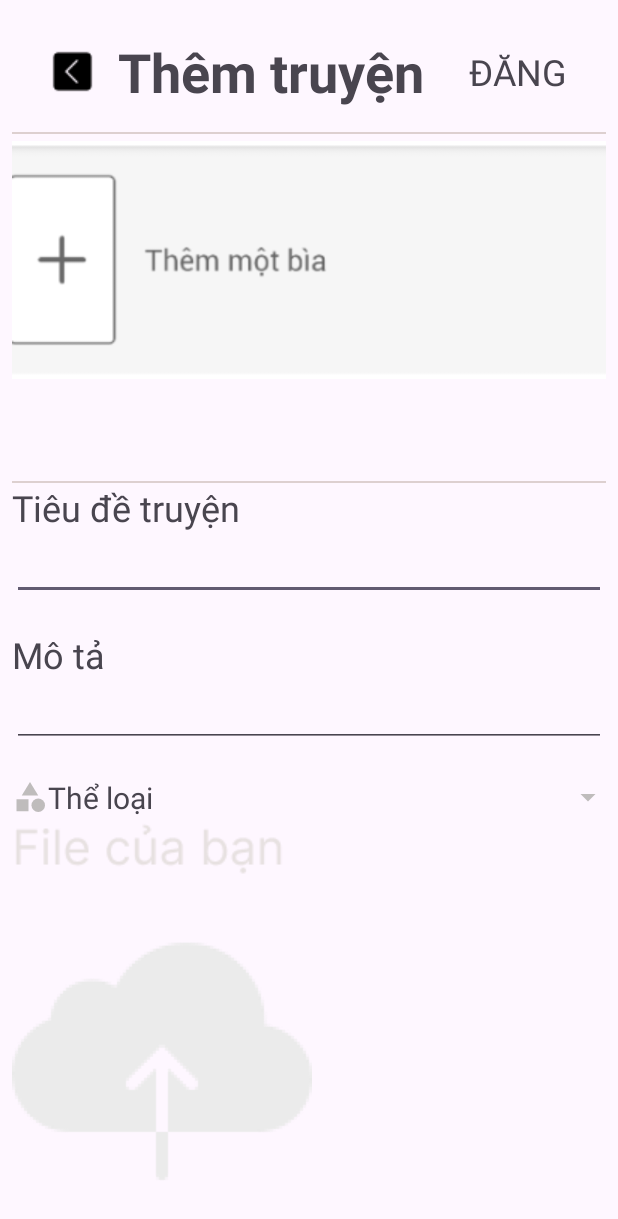
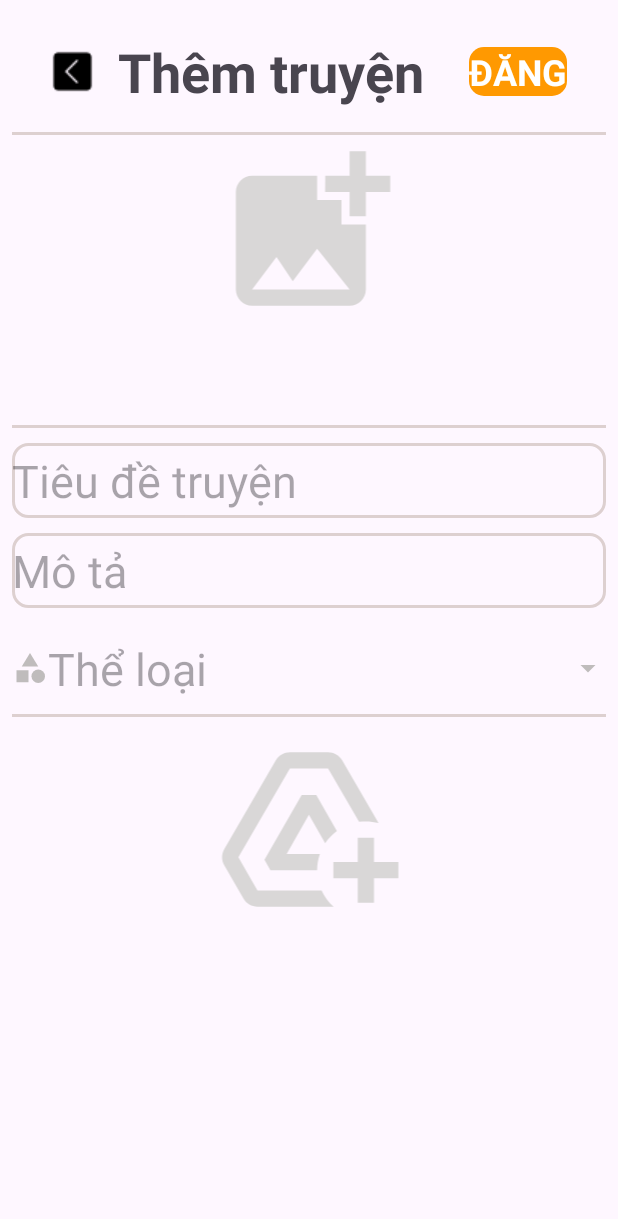
Before and after one commit to Hi-hoc-code/Read-Wrire-Nice-Story-App, an Android app: the AddActivityDemo screen opened directly, with no data from a screen before it, on a phone screen of 412 x 824 dp. Shown: the top 1219 px of the screen. Run offline under Robolectric (Android 15) with nearby library versions, the phone set to English and light mode, and no system bars; our stand-ins replace Firebase (no records; nobody signed in at launch, a user with empty details on screens opened directly).

Commit message:
Custom Layout

```diff
--- a/app/src/main/java/com/example/read_write_app_duan1/fragment/LibraryFragment.java
+++ b/app/src/main/java/com/example/read_write_app_duan1/fragment/LibraryFragment.java
@@ -1,5 +1,6 @@
 package com.example.read_write_app_duan1.fragment;
 
+import android.graphics.Color;
 import android.os.Bundle;
 import android.view.LayoutInflater;
 import android.view.View;
@@ -45,6 +46,10 @@ public class LibraryFragment extends Fragment {
     public void onActivityCreated(@Nullable Bundle savedInstanceState) {
         super.onActivityCreated(savedInstanceState);
 
+        // Set màu cho văn bản ở TabLayout
+        tabLayout.setTabTextColors(Color.parseColor("#FFFFFF"), Color.parseColor("#FF9901"));
+        // Set màu cho thanh chuyển khi được chọn
+        tabLayout.setSelectedTabIndicatorColor(Color.parseColor("#FF9901"));
         setUpViewPager(viewPager);
         tabLayout.setupWithViewPager(viewPager);
 
--- a/app/src/main/java/com/example/read_write_app_duan1/fragment/NotiveFragment.java
+++ b/app/src/main/java/com/example/read_write_app_duan1/fragment/NotiveFragment.java
@@ -1,5 +1,6 @@
 package com.example.read_write_app_duan1.fragment;
 
+import android.graphics.Color;
 import android.os.Bundle;
 import android.view.LayoutInflater;
 import android.view.View;
@@ -28,6 +29,7 @@ public class NotiveFragment extends Fragment {
         viewPager = view.findViewById(R.id.viewPager);
         tabLayout = view.findViewById(R.id.tabLayout);
 
+
         return view;
     }
 
@@ -35,7 +37,13 @@ public class NotiveFragment extends Fragment {
     public void onActivityCreated(@Nullable Bundle savedInstanceState) {
         super.onActivityCreated(savedInstanceState);
         setUpViewPager(viewPager);
+
+        // Set màu cho văn bản ở TabLayout
+        tabLayout.setTabTextColors(Color.parseColor("#FFFFFF"), Color.parseColor("#FF9901"));
+        // Set màu cho thanh chuyển khi được chọn
+        tabLayout.setSelectedTabIndicatorColor(Color.parseColor("#FF9901"));
         tabLayout.setupWithViewPager(viewPager);
+
 
         tabLayout.addOnTabSelectedListener(new TabLayout.OnTabSelectedListener() {
             @Override
--- /dev/null
+++ b/app/src/main/res/drawable/baseline_add_photo_alternate_24.xml
@@ -0,0 +1,5 @@
+<vector android:height="50dp" android:tint="#D9D7D7"
+    android:viewportHeight="24" android:viewportWidth="24"
+    android:width="50dp" xmlns:android="http://schemas.android.com/apk/res/android">
+    <path android:fillColor="@android:color/white" android:pathData="M19,7v2.99s-1.99,0.01 -2,0L17,7h-3s0.01,-1.99 0,-2h3L17,2h2v3h3v2h-3zM16,11L16,8h-3L13,5L5,5c-1.1,0 -2,0.9 -2,2v12c0,1.1 0.9,2 2,2h12c1.1,0 2,-0.9 2,-2v-8h-3zM5,19l3,-4 2,3 3,-4 4,5L5,19z"/>
+</vector>
--- /dev/null
+++ b/app/src/main/res/drawable/baseline_add_to_drive_24.xml
@@ -0,0 +1,5 @@
+<vector android:height="50dp" android:tint="#D9D7D7"
+    android:viewportHeight="24" android:viewportWidth="24"
+    android:width="50dp" xmlns:android="http://schemas.android.com/apk/res/android">
+    <path android:fillColor="@android:color/white" android:pathData="M20,21v-3h3v-2h-3v-3h-2v3h-3v2h3v3H20zM15.03,21.5H5.66c-0.72,0 -1.38,-0.38 -1.73,-1L1.57,16.4c-0.36,-0.62 -0.35,-1.38 0.01,-2L7.92,3.49C8.28,2.88 8.94,2.5 9.65,2.5h4.7c0.71,0 1.37,0.38 1.73,0.99l4.48,7.71C20.06,11.07 19.54,11 19,11c-0.28,0 -0.56,0.02 -0.84,0.06L14.35,4.5h-4.7L3.31,15.41l2.35,4.09h7.89C13.9,20.27 14.4,20.95 15.03,21.5zM13.34,15C13.12,15.63 13,16.3 13,17H7.25l-0.73,-1.27l4.58,-7.98h1.8l2.53,4.42c-0.56,0.42 -1.05,0.93 -1.44,1.51l-2,-3.49L9.25,15H13.34z"/>
+</vector>
--- /dev/null
+++ b/app/src/main/res/drawable/custom_button.xml
@@ -0,0 +1,6 @@
+<shape xmlns:android="http://schemas.android.com/apk/res/android">
+    <corners
+        android:radius="10dp"/>
+    <solid
+        android:color="@color/primary_color"/>
+</shape>
--- /dev/null
+++ b/app/src/main/res/drawable/custom_edittext.xml
@@ -0,0 +1,7 @@
+<shape xmlns:android="http://schemas.android.com/apk/res/android">
+    <corners
+        android:radius="10dp"/>
+    <stroke
+        android:width="2dp"
+        android:color="#DDD0D0"/>
+</shape>
--- a/app/src/main/res/layout/activity_add_demo.xml
+++ b/app/src/main/res/layout/activity_add_demo.xml
@@ -30,21 +30,24 @@
             android:text="ĐĂNG"
             android:textSize="24sp"
             android:layout_marginLeft="30dp"
+            android:background="@drawable/custom_button"
+            android:textColor="@color/white"
+            android:textStyle="bold"
             />
     </LinearLayout>
 
     <View
         android:layout_width="match_parent"
-        android:layout_height="1dp"
+        android:layout_height="2dp"
         android:background="#DDD0D0"
         />
 
 
     <ImageView
         android:id="@+id/imgAddCover"
-        android:layout_width="wrap_content"
-        android:layout_height="wrap_content"
-        android:src="@drawable/addcover" />
+        android:layout_width="match_parent"
+        android:layout_height="130dp"
+        android:src="@drawable/baseline_add_photo_alternate_24" />
     <ProgressBar
         android:id="@+id/progressBar"
         android:layout_width="wrap_content"
@@ -53,32 +56,30 @@
 
     <View
         android:layout_width="match_parent"
-        android:layout_height="1dp"
+        android:layout_height="2dp"
         android:background="#DDD0D0"
         android:layout_marginTop="15dp"
         />
 
-    <TextView
-        android:layout_width="match_parent"
-        android:layout_height="wrap_content"
-        android:text="Tiêu đề truyện"
-        android:textSize="24sp"
-        />
     <EditText
         android:id="@+id/edtTitle"
         android:layout_width="match_parent"
-        android:layout_height="wrap_content"/>
-    <TextView
-        android:layout_width="match_parent"
-        android:layout_height="wrap_content"
-        android:text="Mô tả"
-        android:layout_marginTop="20dp"
-        android:textSize="24sp"
+        android:layout_height="50dp"
+        android:background="@drawable/custom_edittext"
+        android:hint="Tiêu đề truyện"
+        android:layout_marginTop="10dp"
+        android:textSize="30sp"
         />
+
     <EditText
         android:id="@+id/edtDescription"
         android:layout_width="match_parent"
-        android:layout_height="wrap_content"/>
+        android:layout_height="50dp"
+        android:background="@drawable/custom_edittext"
+        android:hint="Mô tả"
+        android:layout_marginTop="10dp"
+        android:textSize="30sp"
+        />
     <TextView
         android:id="@+id/categoryTv"
         android:layout_width="match_parent"
@@ -86,15 +87,21 @@
         android:layout_marginTop="20dp"
         android:drawableStart="@drawable/baseline_category_24"
         android:drawableEnd="@drawable/baseline_arrow_drop_down_24"
-        android:text="Thể loại"
-        android:textSize="20sp"
+        android:hint="Thể loại"
+        android:textSize="30sp"
         />
-
+    <View
+        android:layout_width="match_parent"
+        android:layout_height="2dp"
+        android:background="#DDD0D0"
+        android:layout_marginTop="10dp"
+        />
     <ImageView
         android:id="@+id/attackBtn"
-        android:layout_width="wrap_content"
-        android:layout_height="wrap_content"
-        android:src="@drawable/upload"
+        android:layout_width="match_parent"
+        android:layout_height="130dp"
+        android:src="@drawable/baseline_add_to_drive_24"
+        android:layout_marginTop="10dp"
         />
 
 </LinearLayout>
--- a/app/src/main/res/layout/notification_fragment.xml
+++ b/app/src/main/res/layout/notification_fragment.xml
@@ -2,8 +2,8 @@
 <RelativeLayout xmlns:android="http://schemas.android.com/apk/res/android"
     android:layout_width="match_parent"
     android:layout_height="match_parent"
-    android:orientation="vertical"
-    >
+    xmlns:app="http://schemas.android.com/apk/res-auto"
+    android:orientation="vertical">
 
     <LinearLayout
         android:orientation="vertical"
@@ -29,7 +29,8 @@
                 android:background="#E7E1E1"
                 android:id="@+id/tabLayout"
                 android:layout_width="match_parent"
-                android:layout_height="60dp">
+                android:layout_height="60dp"
+                >
 
 
             </com.google.android.material.tabs.TabLayout>
```
